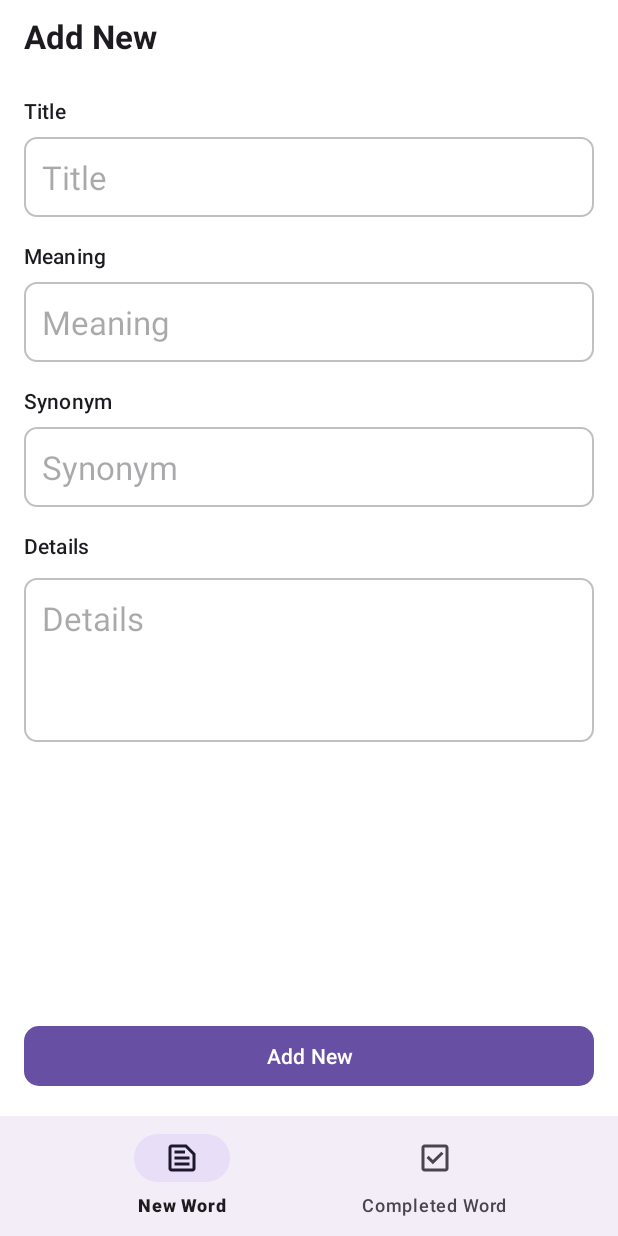
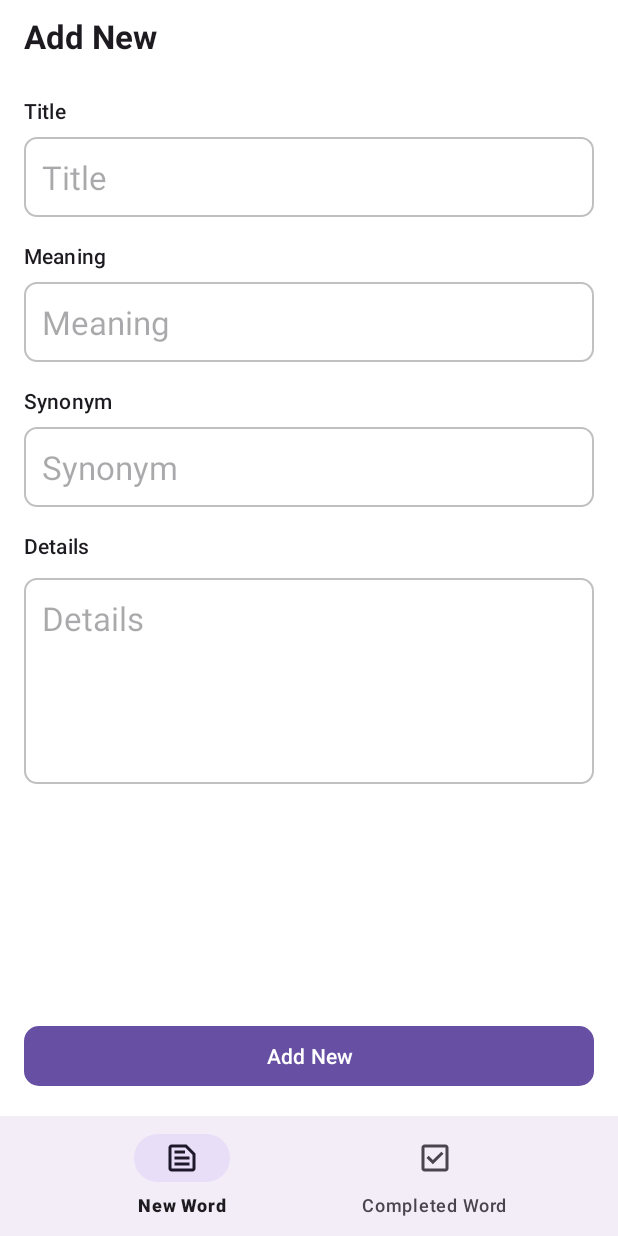
Before and after one commit to Jia0705/team_word_app_cs, an Android app: the AddWordFragment screen opened through its navigation route, on a phone screen of 412 x 824 dp. Run offline under Robolectric (Android 15) with nearby library versions, the phone set to English and light mode, and no system bars; our stand-ins replace data binding, navigation-ui.

Commit message:
fixed typo for baseManageWord xml and navigation issue for new word and completed

```diff
--- a/app/src/main/java/com/team/wordsapp_casestudy/ui/manage/add/AddWordViewModel.kt
+++ b/app/src/main/java/com/team/wordsapp_casestudy/ui/manage/add/AddWordViewModel.kt
@@ -6,7 +6,7 @@ import com.team.wordsapp_casestudy.ui.manage.base.BaseManageWordViewModel
 import kotlinx.coroutines.launch
 
 class AddWordViewModel : BaseManageWordViewModel() {
-    override fun sumbit() {
+    override fun submit() {
         val word = Word(
             title = title.value,
             meaning = meaning.value,
--- a/app/src/main/java/com/team/wordsapp_casestudy/ui/manage/base/BaseManageWordFragment.kt
+++ b/app/src/main/java/com/team/wordsapp_casestudy/ui/manage/base/BaseManageWordFragment.kt
@@ -8,23 +8,21 @@ import android.view.ViewGroup
 import androidx.fragment.app.setFragmentResult
 import androidx.lifecycle.lifecycleScope
 import androidx.navigation.fragment.findNavController
+import com.team.wordsapp_casestudy.R
 import com.team.wordsapp_casestudy.databinding.FragmentBaseManageWordBinding
 import kotlinx.coroutines.launch
 
 abstract class BaseManageWordFragment : Fragment() {
 
     protected abstract val viewModel: BaseManageWordViewModel
-
     protected lateinit var binding: FragmentBaseManageWordBinding
 
     override fun onCreateView(
         inflater: LayoutInflater, container: ViewGroup?,
         savedInstanceState: Bundle?
     ): View {
-        binding = FragmentBaseManageWordBinding.inflate(
-            layoutInflater,
-            container,
-            false)
+        binding = FragmentBaseManageWordBinding.inflate(inflater, container, false)
+        binding.lifecycleOwner = viewLifecycleOwner
         return binding.root
     }
 
@@ -33,8 +31,22 @@ abstract class BaseManageWordFragment : Fragment() {
 
         lifecycleScope.launch {
             viewModel.finish.collect {
+                // refresh
                 setFragmentResult("manage_word", Bundle())
-                findNavController().popBackStack()
+
+                // get the navigation controller so we can move between screens
+                val nav = findNavController()
+
+                // try to jump back past the detail screen
+                // if the stack is: Home → Detail → Edit, this will remove both Detail and Edit, leaving user at Home
+                // switch is true if it worked, false if there was no Detail in the stack
+                val switch = nav.popBackStack(R.id.detailFragment, true)
+
+                // If there was no Detail screen (for example, you came from Add instead of Edit),
+                // then just go back one step which is home
+                if (!switch) {
+                    nav.popBackStack()
+                }
             }
         }
     }
--- a/app/src/main/java/com/team/wordsapp_casestudy/ui/manage/base/BaseManageWordViewModel.kt
+++ b/app/src/main/java/com/team/wordsapp_casestudy/ui/manage/base/BaseManageWordViewModel.kt
@@ -22,5 +22,5 @@ abstract class BaseManageWordViewModel(
 
     val finish = _finish.asSharedFlow()
 
-    abstract fun sumbit()
+    abstract fun submit()
 }
--- a/app/src/main/java/com/team/wordsapp_casestudy/ui/manage/completed/CompletedFragment.kt
+++ b/app/src/main/java/com/team/wordsapp_casestudy/ui/manage/completed/CompletedFragment.kt
@@ -45,6 +45,8 @@ class CompletedFragment : Fragment() {
         }
     }
 
+    // onResume() is called when the fragment comes on screen and is visible to the user again
+    // basically every time the screen shows up again, reload the words from the repo to get the latest
     override fun onResume() {
         super.onResume()
         viewModel.getWords()
--- a/app/src/main/java/com/team/wordsapp_casestudy/ui/manage/edit/EditWordFragment.kt
+++ b/app/src/main/java/com/team/wordsapp_casestudy/ui/manage/edit/EditWordFragment.kt
@@ -11,7 +11,6 @@ import kotlin.getValue
 class EditWordFragment : BaseManageWordFragment() {
 
     override val viewModel: EditWordViewModel by viewModels()
-
     private val args: EditWordFragmentArgs by navArgs()
 
 
--- a/app/src/main/java/com/team/wordsapp_casestudy/ui/manage/edit/EditWordViewModel.kt
+++ b/app/src/main/java/com/team/wordsapp_casestudy/ui/manage/edit/EditWordViewModel.kt
@@ -6,7 +6,6 @@ import com.team.wordsapp_casestudy.ui.manage.base.BaseManageWordViewModel
 import kotlinx.coroutines.launch
 
 class EditWordViewModel : BaseManageWordViewModel() {
-
     private var word: Word? = null
 
     fun getWord(id: Int) {
@@ -18,7 +17,7 @@ class EditWordViewModel : BaseManageWordViewModel() {
             detail.value = it.details
         }
     }
-    override fun sumbit() {
+    override fun submit() {
         word?.let {
             repo.updateWord(
                 it.copy(
--- a/app/src/main/res/layout/fragment_base_manage_word.xml
+++ b/app/src/main/res/layout/fragment_base_manage_word.xml
@@ -8,11 +8,11 @@
 
     <LinearLayout xmlns:android="http://schemas.android.com/apk/res/android"
         xmlns:tools="http://schemas.android.com/tools"
+        xmlns:app="http://schemas.android.com/apk/res-auto"
         android:layout_width="match_parent"
         android:layout_height="match_parent"
         android:orientation="vertical"
         android:background="@color/white"
-    xmlns:app="http://schemas.android.com/apk/res-auto"
         tools:context=".ui.manage.base.BaseManageWordFragment">
 
         <TextView
@@ -38,6 +38,7 @@
                 android:paddingStart="@dimen/xl"
                 android:paddingEnd="@dimen/xl">
 
+                <!-- Title -->
                 <TextView
                     android:layout_width="match_parent"
                     android:layout_height="wrap_content"
@@ -50,12 +51,13 @@
                     android:layout_width="match_parent"
                     android:layout_height="wrap_content"
                     android:background="@drawable/edit_text_bg"
-            android:text="@{viewModel.title}"
                     android:hint="@string/title"
                     android:padding="@dimen/m"
                     android:layout_marginTop="@dimen/xs"
+                    android:text='@={viewModel.title}'
                     style="@style/TextAppearance.Material3.TitleLarge" />
 
+                <!-- Meaning -->
                 <TextView
                     android:layout_width="match_parent"
                     android:layout_height="wrap_content"
@@ -67,10 +69,10 @@
                     android:layout_width="match_parent"
                     android:layout_height="wrap_content"
                     android:background="@drawable/edit_text_bg"
-            android:text="@{viewModel.meaning}"
                     android:hint="@string/meaning"
                     android:padding="@dimen/m"
                     android:layout_marginTop="@dimen/xs"
+                    android:text='@={viewModel.meaning}'
                     style="@style/TextAppearance.Material3.TitleLarge" />
 
                 <TextView
@@ -84,12 +86,13 @@
                     android:layout_width="match_parent"
                     android:layout_height="wrap_content"
                     android:background="@drawable/edit_text_bg"
-            android:text="@{viewModel.synomyn}"
                     android:hint="@string/synonym"
                     android:padding="@dimen/m"
                     android:layout_marginTop="@dimen/xs"
+                    android:text='@={viewModel.synomyn}'
                     style="@style/TextAppearance.Material3.TitleLarge" />
 
+                <!-- Details -->
                 <TextView
                     android:layout_width="match_parent"
                     android:layout_height="wrap_content"
@@ -101,13 +104,14 @@
                 <EditText
                     android:layout_width="match_parent"
                     android:layout_height="wrap_content"
-            android:minLines="3"
                     android:gravity="top|start"
                     android:background="@drawable/edit_text_bg"
-            android:text="@{viewModel.detail}"
                     android:hint="@string/details"
                     android:padding="@dimen/m"
                     android:layout_marginTop="@dimen/xs"
+                    android:minLines="4"
+                    android:inputType="textMultiLine"
+                    android:text='@={viewModel.detail}'
                     style="@style/TextAppearance.Material3.TitleLarge" />
 
                 <View
@@ -129,10 +133,8 @@
                 android:layout_height="wrap_content"
                 android:layout_marginTop="@dimen/xl"
                 app:cornerRadius="@dimen/s"
-            android:onClick="@{() -> viewModel.sumbit()}"
+                android:onClick='@{() -> viewModel.submit()}'
                 android:text="@string/add_new" />
-
         </LinearLayout>
     </LinearLayout>
-
 </layout>
--- a/app/src/main/res/layout/fragment_detail.xml
+++ b/app/src/main/res/layout/fragment_detail.xml
@@ -57,7 +57,7 @@
             android:backgroundTint="@color/red" />
     </LinearLayout>
 
-    <!-- Scrollable content -->
+    <!-- Content -->
     <ScrollView
         android:layout_width="match_parent"
         android:layout_height="0dp"
```
Also changed, not shown: app/src/main/java/com/team/wordsapp_casestudy/ui/manage/detail/DetailFragment.kt (+11 -11 lines), app/src/main/res/layout/fragment_add_word.xml (deleted, +0 -13 lines), app/src/main/res/layout/fragment_edit_word.xml (deleted, +0 -13 lines). Lines whose indentation alone changed are shown as unchanged.
